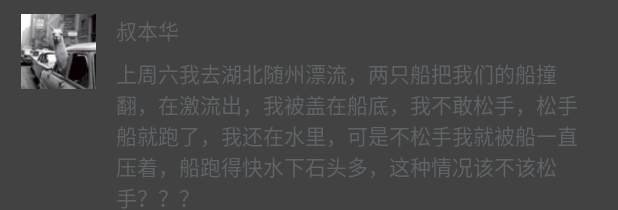
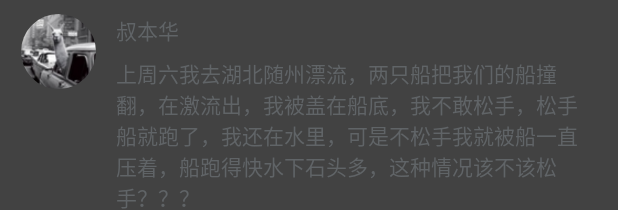
Before and after one commit to tomridder/Tom-ZhiHuDaily, an Android app: the layout item_short_comment.xml on its own in the app's theme, with its tools: preview values and no code run, on a phone screen of 412 x 824 dp. Shown: the top 210 px of the screen. Run offline under Robolectric (Android 15) with nearby library versions, the phone set to English and light mode, and no system bars; network calls fail.

Commit message:
1.评论图像修改为圆形2.用snackbar替换了toast

```diff
--- a/app/src/main/java/com/bignerdranch/myrxmeizi/ui/activity/NewsListActivity.java
+++ b/app/src/main/java/com/bignerdranch/myrxmeizi/ui/activity/NewsListActivity.java
@@ -5,6 +5,7 @@ import android.bignerdranch.myrxmeizi.R;
 import com.bignerdranch.myrxmeizi.adapter.FavoriteStoriesAdapter;
 import com.bignerdranch.myrxmeizi.ui.fragment.NewsListFragment;
 
+import android.support.design.widget.Snackbar;
 import android.support.v4.app.FragmentTransaction;
 import android.support.v7.app.AppCompatActivity;
 import android.os.Bundle;
--- /dev/null
+++ b/app/src/main/java/com/bignerdranch/myrxmeizi/utils/CircleImageView.java
@@ -0,0 +1,75 @@
+package com.bignerdranch.myrxmeizi.utils;
+
+import android.content.Context;
+import android.graphics.Bitmap;
+import android.graphics.BitmapShader;
+import android.graphics.Canvas;
+import android.graphics.Matrix;
+import android.graphics.Paint;
+import android.graphics.Shader;
+import android.graphics.drawable.BitmapDrawable;
+import android.graphics.drawable.Drawable;
+import android.support.annotation.Nullable;
+import android.support.v7.widget.AppCompatImageView;
+import android.util.AttributeSet;
+
+public class CircleImageView extends AppCompatImageView {
+    private float width;
+    private float height;
+    private float radius;
+    private Paint paint;
+    private Matrix matrix;
+
+    public CircleImageView(Context context) {
+        this(context, null);
+    }
+
+    public CircleImageView(Context context, @Nullable AttributeSet attrs) {
+        this(context, attrs, 0);
+    }
+
+    public CircleImageView(Context context, @Nullable AttributeSet attrs, int defStyleAttr) {
+        super(context, attrs, defStyleAttr);
+        paint = new Paint();
+        paint.setAntiAlias(true);   //设置抗锯齿
+        matrix = new Matrix();      //初始化缩放矩阵
+    }
+
+    /**
+     * 测量控件的宽高，并获取其内切圆的半径
+     */
+    @Override
+    protected void onMeasure(int widthMeasureSpec, int heightMeasureSpec) {
+        super.onMeasure(widthMeasureSpec, heightMeasureSpec);
+        width = getMeasuredWidth();
+        height = getMeasuredHeight();
+        radius = Math.min(width, height) / 2;
+    }
+
+    @Override
+    protected void onDraw(Canvas canvas) {
+        Drawable drawable = getDrawable();
+        if (drawable == null) {
+            super.onDraw(canvas);
+            return;
+        }
+        if (drawable instanceof BitmapDrawable) {
+            paint.setShader(initBitmapShader((BitmapDrawable) drawable));//将着色器设置给画笔
+            canvas.drawCircle(width / 2, height / 2, radius, paint);//使用画笔在画布上画圆
+            return;
+        }
+        super.onDraw(canvas);
+    }
+
+    /**
+     * 获取ImageView中资源图片的Bitmap，利用Bitmap初始化图片着色器,通过缩放矩阵将原资源图片缩放到铺满整个绘制区域，避免边界填充
+     */
+    private BitmapShader initBitmapShader(BitmapDrawable drawable) {
+        Bitmap bitmap = drawable.getBitmap();
+        BitmapShader bitmapShader = new BitmapShader(bitmap, Shader.TileMode.CLAMP, Shader.TileMode.CLAMP);
+        float scale = Math.max(width / bitmap.getWidth(), height / bitmap.getHeight());
+        matrix.setScale(scale, scale);//将图片宽高等比例缩放，避免拉伸
+        bitmapShader.setLocalMatrix(matrix);
+        return bitmapShader;
+    }
+}
--- a/app/src/main/res/layout/item_short_comment.xml
+++ b/app/src/main/res/layout/item_short_comment.xml
@@ -8,7 +8,8 @@
     android:paddingBottom="9dp"
     xmlns:tools="http://schemas.android.com/tools"
     xmlns:android="http://schemas.android.com/apk/res/android" >
-    <ImageView
+
+    <com.bignerdranch.myrxmeizi.utils.CircleImageView
         android:id="@+id/ivAvatar"
         android:layout_width="50dp"
         android:layout_height="50dp"
--- a/app/src/main/res/layout/item_short_comment_with_reply.xml
+++ b/app/src/main/res/layout/item_short_comment_with_reply.xml
@@ -8,7 +8,7 @@
     android:paddingTop="9dp"
     android:paddingBottom="9dp">
 
-    <ImageView
+    <com.bignerdranch.myrxmeizi.utils.CircleImageView
         android:id="@+id/ivAvatar"
         android:layout_width="50dp"
         android:src="@drawable/demo_avatar"
```
Also changed, not shown: app/src/main/java/com/bignerdranch/myrxmeizi/ui/fragment/NewsListFragment.java (+20 -2 lines).
